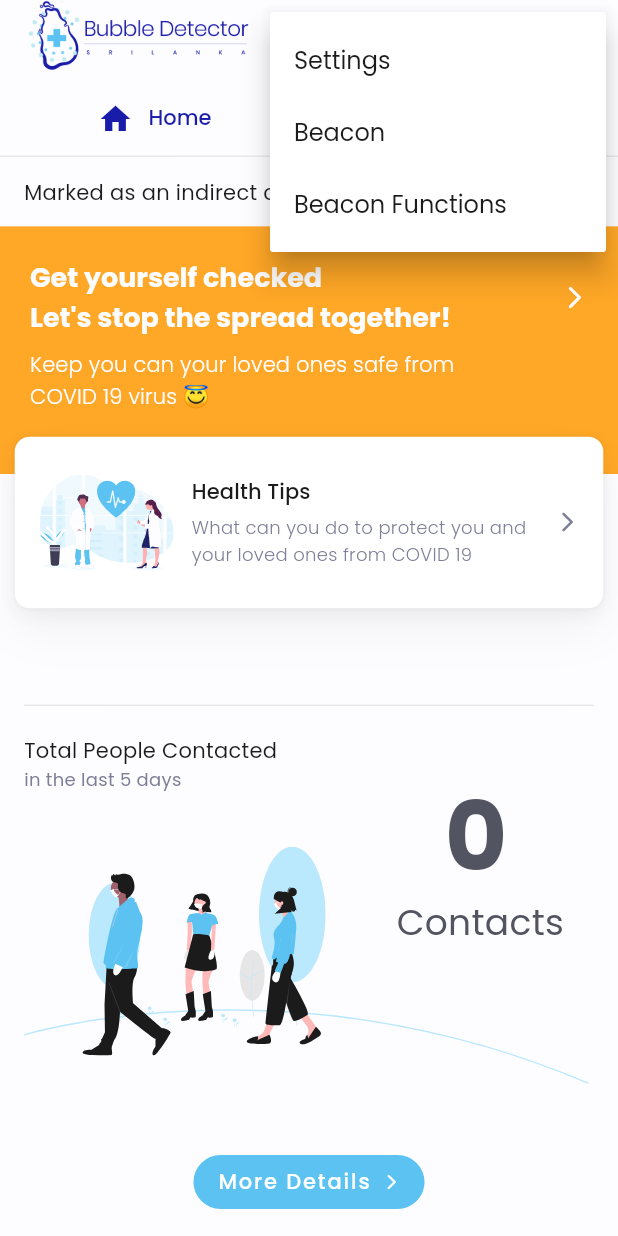
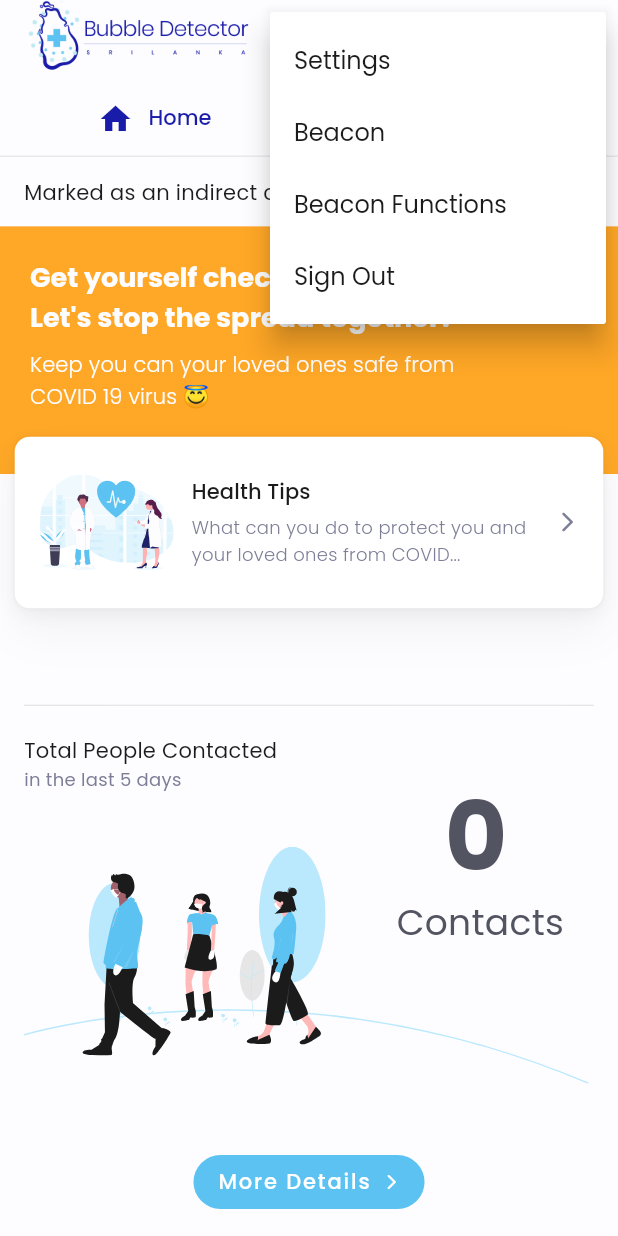
Before and after one commit to anjuchamantha/COVID19-Bubble-Detector, a Flutter app: the Home screen opened by its route, after a tap on the "more vert" icon, on a phone screen of 412 x 824 dp. Run offline on Flutter 3.47's test engine with Material 2 defaults, Android fonts, the phone set to English and light mode, and no system bars; our stand-ins replace cloud_firestore, firebase_auth, firebase_core, firebase_messaging, flutter_bluetooth_serial, flutter_datetime_picker and 5 more; missing offline and left inert: dart:ffi, flutter_beacon, flutter_foreground_task, flutter_picker; accounts and stored records are empty; statements that could not run were skipped.

Commit message:
Small fixes

```diff
--- a/bubble_detector/lib/controllers/page_state_contollers/auth_page_controller.dart
+++ b/bubble_detector/lib/controllers/page_state_contollers/auth_page_controller.dart
@@ -40,7 +40,11 @@ class AuthPageController extends GetxController with StateMixin {
           try {
             await auth.signInWithCredential(credential);
             Get.snackbar(
-                "Login Successful", "SMS OTP Automatic Login Successful");
+              "Login Successful",
+              "SMS OTP Automatic Login Successful",
+              snackPosition: SnackPosition.BOTTOM,
+              backgroundColor: Colors.white,
+            );
 
             landingPagesController.increaseStepCounter();
             landingPagesController.nextLandingPage();
--- a/bubble_detector/lib/views/pages/Main/home.dart
+++ b/bubble_detector/lib/views/pages/Main/home.dart
@@ -1,4 +1,5 @@
 import 'package:bubble_detector/controllers/bluetooth_controllers/requirement_state_controller.dart';
+import 'package:bubble_detector/controllers/database_controllers/user_controller.dart';
 import 'package:bubble_detector/util/theme.dart';
 import 'package:bubble_detector/util/ui_util.dart';
 import 'package:bubble_detector/views/pages/Main/home_page.dart';
@@ -15,6 +16,7 @@ import 'emergency_contact_page.dart';
 class Home extends StatelessWidget {
   final RequirementStateController controller =
       Get.find<RequirementStateController>();
+  final UserController userCntroller = Get.find();
 
   Home({Key? key}) : super(key: key);
 
@@ -92,18 +94,18 @@ class Home extends StatelessWidget {
               }),
               Obx(() {
                 return IconButton(
-                  tooltip: controller.locationServiceEnabled
+                  tooltip: controller.locationService.value
                       ? 'Location Service ON'
                       : 'Location Service OFF',
                   icon: Icon(
-                    controller.locationServiceEnabled
+                    controller.locationService.value
                         ? Icons.location_on
                         : Icons.location_off,
                   ),
-                  color: controller.locationServiceEnabled
+                  color: controller.locationService.value
                       ? ProjectColors.ACCENT_COLOR
                       : Colors.red,
-                  onPressed: controller.locationServiceEnabled
+                  onPressed: controller.locationService.value
                       ? () {}
                       : () async {
                           await UiUtil.handleOpenLocationSettings(
@@ -171,6 +173,15 @@ class Home extends StatelessWidget {
                       ),
                     ),
                   ),
+                  PopupMenuItem<int>(
+                    value: 3,
+                    child: Text(
+                      "Sign Out",
+                      style: TextStyle(
+                        color: ProjectColors.BLACK,
+                      ),
+                    ),
+                  ),
                 ],
                 icon: Icon(
                   Icons.more_vert,
@@ -186,6 +197,9 @@ class Home extends StatelessWidget {
                       break;
                     case 2:
                       Get.toNamed(AppRoutes.BEACON_FN_PAGE);
+                      break;
+                    case 3:
+                      userCntroller.signOut();
                       break;
                   }
                 },
--- a/bubble_detector/lib/views/pages/Main/home_page.dart
+++ b/bubble_detector/lib/views/pages/Main/home_page.dart
@@ -46,14 +46,16 @@ class HomePage extends StatelessWidget {
                             letterSpacing: 0.2,
                           ),
                         ),
-                        Text(
+                        Obx(() {
+                          return Text(
                             'in the last ${covidController.daysDuration.value} days',
                             style: TextStyle(
                               fontSize: 12,
                               color: ProjectColors.ACCENT_COLOR,
                               letterSpacing: 0.2,
                             ),
-                        ),
+                          );
+                        }),
                         SizedBox(height: 6),
                         SvgPicture.asset(
                           'images/Group 2.svg',
--- a/bubble_detector/lib/views/widgets/HomePageFirst.dart
+++ b/bubble_detector/lib/views/widgets/HomePageFirst.dart
@@ -126,7 +126,7 @@ class HomePageFirst extends StatelessWidget {
                               SizedBox(height: 4),
                               Flexible(
                                 child: Text(
-                                  'What can you do to protect you and your loved ones from COVID 19',
+                                  'What can you do to protect you and your loved ones from COVID...',
                                   softWrap: true,
                                   style: TextStyle(
                                     fontSize: 12,
```
Also changed, not shown: bubble_detector/lib/controllers/database_controllers/user_controller.dart (+21 -2 lines). Lines whose indentation alone changed are shown as unchanged.
